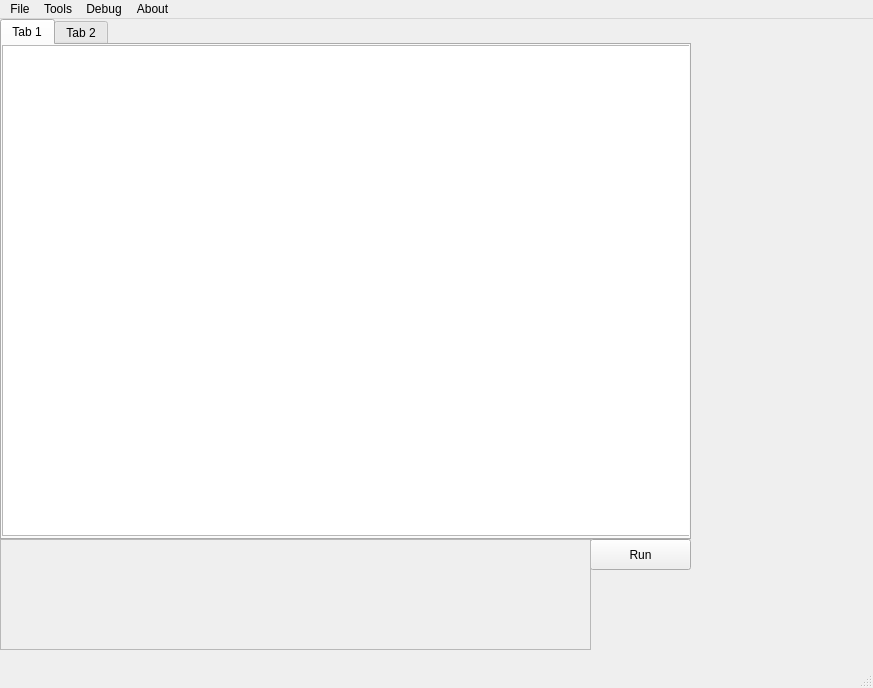
The window that Qt/mainwindow.ui (TomHaii/SRCsim) describes before a commit, drawn with Qt 5.
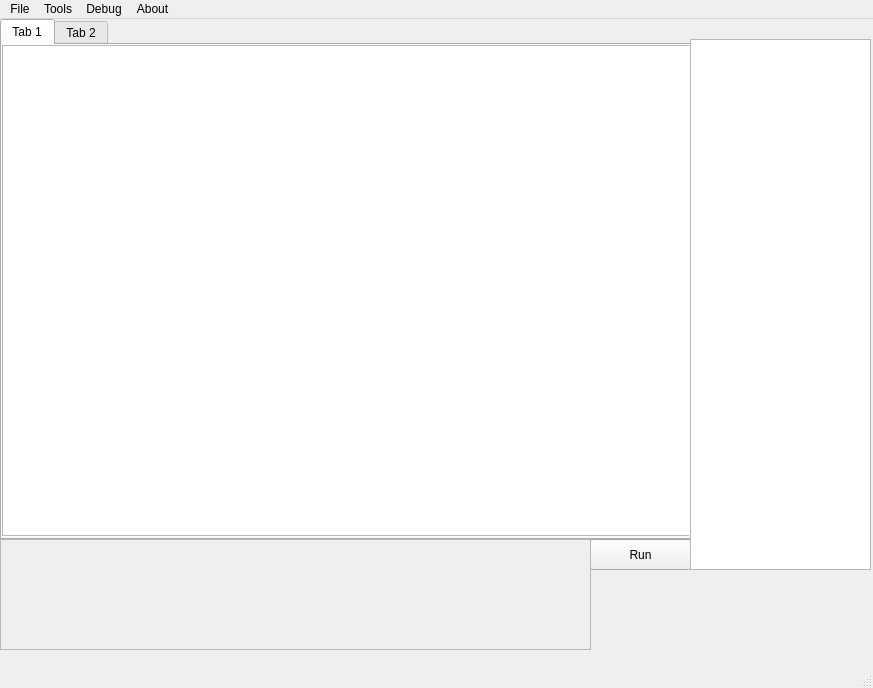
The same window after the commit.

```diff
--- a/Qt/mainwindow.ui
+++ b/Qt/mainwindow.ui
@@ -91,6 +91,16 @@
      <string extracomment="Output"/>
     </property>
    </widget>
+   <widget class="QListView" name="registersList">
+    <property name="geometry">
+     <rect>
+      <x>690</x>
+      <y>20</y>
+      <width>181</width>
+      <height>531</height>
+     </rect>
+    </property>
+   </widget>
   </widget>
   <widget class="QMenuBar" name="menubar">
    <property name="geometry">
```
